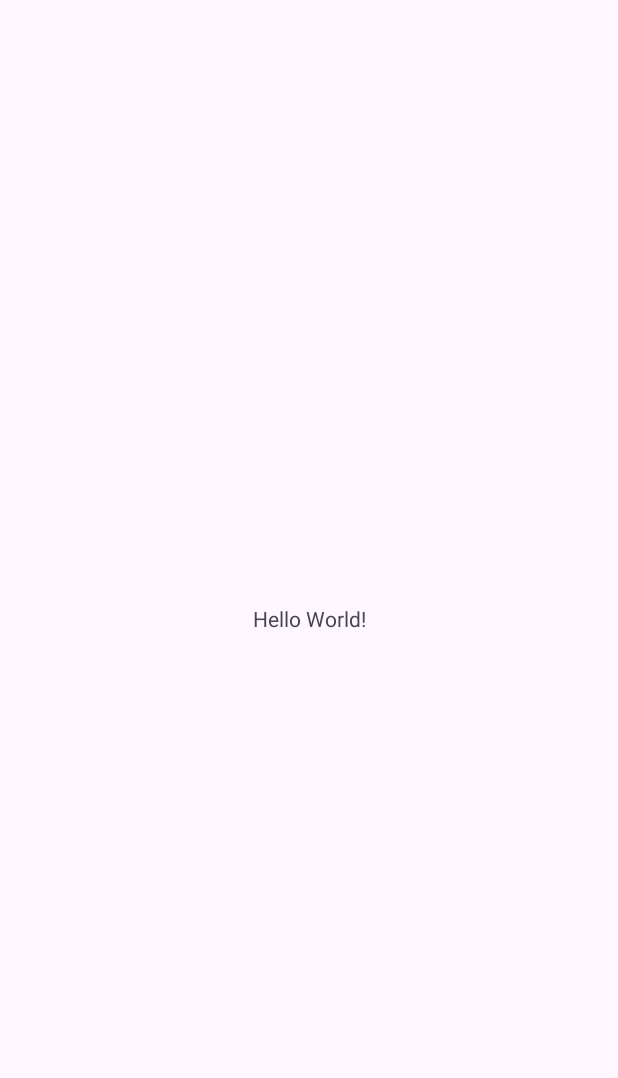
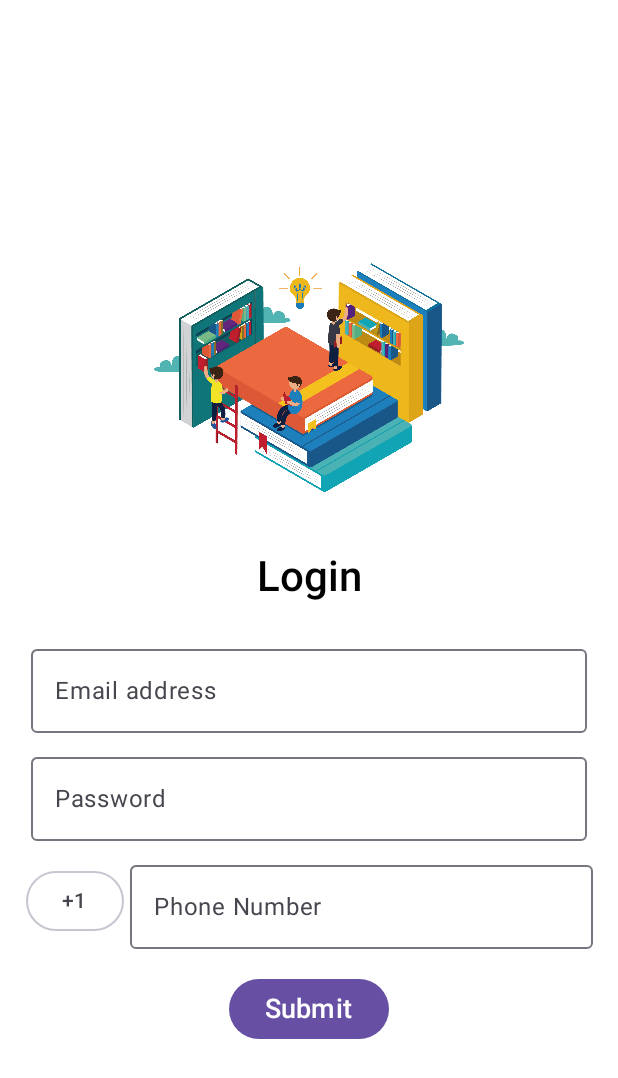
Before and after one commit to karanmotghare/AndroidBookShelf, an Android app built with Jetpack Compose: the screen it shows after launch (MainActivity before the commit, LoginActivity after it), on a phone screen of 412 x 824 dp. Before the commit the part shown is almost empty. Shown: the top 1078 px of the screen. Run offline under Robolectric (Android 15) with nearby library versions, the phone set to English and light mode, and no system bars.

Commit message:
Login UI

```diff
--- a/app/src/main/AndroidManifest.xml
+++ b/app/src/main/AndroidManifest.xml
@@ -13,11 +13,15 @@
         android:theme="@style/Theme.MyApplication"
         tools:targetApi="31">
         <activity
+            android:name=".loginpage.LoginActivity"
+            android:exported="false"
+            android:label="@string/title_activity_login"
+            android:theme="@style/Theme.MyApplication" />
+        <activity
             android:name=".MainActivity"
             android:exported="true">
             <intent-filter>
                 <action android:name="android.intent.action.MAIN" />
-
                 <category android:name="android.intent.category.LAUNCHER" />
             </intent-filter>
         </activity>
--- a/app/src/main/java/com/example/myapplication/MainActivity.kt
+++ b/app/src/main/java/com/example/myapplication/MainActivity.kt
@@ -1,20 +1,15 @@
 package com.example.myapplication
 
+import android.content.Intent
 import android.os.Bundle
-import androidx.activity.enableEdgeToEdge
 import androidx.appcompat.app.AppCompatActivity
-import androidx.core.view.ViewCompat
-import androidx.core.view.WindowInsetsCompat
+import com.example.myapplication.loginpage.LoginActivity
 
 class MainActivity : AppCompatActivity() {
     override fun onCreate(savedInstanceState: Bundle?) {
         super.onCreate(savedInstanceState)
-        enableEdgeToEdge()
-        setContentView(R.layout.activity_main)
-        ViewCompat.setOnApplyWindowInsetsListener(findViewById(R.id.main)) { v, insets ->
-            val systemBars = insets.getInsets(WindowInsetsCompat.Type.systemBars())
-            v.setPadding(systemBars.left, systemBars.top, systemBars.right, systemBars.bottom)
-            insets
-        }
+//        setContentView(R.layout.activity_main)
+        val intent = Intent(this, LoginActivity::class.java)
+        startActivity(intent)
     }
 }
--- /dev/null
+++ b/app/src/main/java/com/example/myapplication/loginpage/LoginActivity.kt
@@ -0,0 +1,16 @@
+package com.example.myapplication.loginpage
+
+import android.os.Bundle
+import androidx.activity.ComponentActivity
+import androidx.activity.compose.setContent
+import androidx.activity.enableEdgeToEdge
+
+class LoginActivity : ComponentActivity() {
+    override fun onCreate(savedInstanceState: Bundle?) {
+        super.onCreate(savedInstanceState)
+        enableEdgeToEdge()
+        setContent {
+            LoginScreen()
+        }
+    }
+}
--- /dev/null
+++ b/app/src/main/java/com/example/myapplication/loginpage/LoginScreen.kt
@@ -0,0 +1,175 @@
+package com.example.myapplication.loginpage
+
+import androidx.compose.foundation.Image
+import androidx.compose.foundation.background
+import androidx.compose.foundation.*
+import androidx.compose.foundation.layout.Arrangement
+import androidx.compose.foundation.layout.Box
+import androidx.compose.foundation.layout.Column
+import androidx.compose.foundation.layout.IntrinsicSize
+import androidx.compose.foundation.layout.Row
+import androidx.compose.foundation.layout.Spacer
+import androidx.compose.foundation.layout.fillMaxSize
+import androidx.compose.foundation.layout.fillMaxWidth
+import androidx.compose.foundation.layout.height
+import androidx.compose.foundation.layout.padding
+import androidx.compose.foundation.layout.size
+import androidx.compose.foundation.layout.*
+import androidx.compose.foundation.lazy.LazyColumn
+import androidx.compose.foundation.lazy.items
+import androidx.compose.foundation.text.KeyboardOptions
+import androidx.compose.material3.*
+import androidx.compose.material3.OutlinedButton
+import androidx.compose.material3.OutlinedTextField
+import androidx.compose.material3.Text
+import androidx.compose.runtime.Composable
+import androidx.compose.runtime.getValue
+import androidx.compose.runtime.mutableStateOf
+import androidx.compose.runtime.remember
+import androidx.compose.runtime.setValue
+import androidx.compose.ui.Alignment
+import androidx.compose.ui.Modifier
+import androidx.compose.ui.graphics.Color
+import androidx.compose.ui.res.painterResource
+import androidx.compose.ui.text.font.FontWeight
+import androidx.compose.ui.text.input.KeyboardType
+import androidx.compose.ui.text.input.TextFieldValue
+import androidx.compose.ui.tooling.preview.Preview
+import androidx.compose.ui.unit.dp
+import androidx.compose.ui.unit.sp
+import com.example.myapplication.R
+
+@Composable
+fun LoginScreen() {
+    var emailAddress by remember { mutableStateOf(TextFieldValue("")) }
+    var password by remember { mutableStateOf(TextFieldValue("")) }
+    Column(
+        modifier = Modifier
+            .fillMaxSize()
+            .background(color = Color.White),
+        verticalArrangement = Arrangement.Center,
+        horizontalAlignment = Alignment.CenterHorizontally
+    ) {
+        Image(painter = painterResource(id = R.drawable.login_image),
+            contentDescription = "login image",
+            modifier = Modifier.size(width = 240.dp, height = 240.dp)
+            )
+        Text(text = "Login",
+            fontSize = 28.sp,
+            fontWeight = FontWeight.SemiBold,
+            )
+
+        Spacer(modifier = Modifier.height(24.dp))
+
+        val commonModifier = Modifier
+            .fillMaxWidth(0.9f)
+
+        OutlinedTextField(
+            value = emailAddress,
+            onValueChange = {emailAddress = it},
+            modifier = commonModifier,
+            label = {
+                Text(text = "Email address")
+            }
+        )
+
+        Spacer(modifier = Modifier.height(8.dp))
+
+        OutlinedTextField(
+            value = password,
+            onValueChange = {password = it},
+            modifier = commonModifier,
+            label = {
+                Text(text = "Password")
+            }
+        )
+
+        Spacer(modifier = Modifier.height(8.dp))
+
+        phone(commonModifier)
+
+        Spacer(modifier = Modifier.height(16.dp))
+
+        Button(onClick = {}) {
+            Text("Submit",
+                fontSize = 18.sp
+                )
+        }
+
+    }
+}
+
+@Composable
+fun phone(commonModifier: Modifier) {
+    var phoneNumber by remember { mutableStateOf(TextFieldValue("")) }
+    var selectedCountryCode by remember { mutableStateOf("+1") }
+    val countryCodes = listOf("+1", "+44", "+91", "+81", "+49", "+44", "+91", "+81", "+49", "+44", "+91", "+81", "+49")
+
+    Row(
+        horizontalArrangement = Arrangement.Center,
+        verticalAlignment = Alignment.CenterVertically
+    ) {
+        CountryCodeDropdown(
+            selectedCountryCode = selectedCountryCode,
+            onCountryCodeSelected = { selectedCountryCode = it },
+            countryCodes = countryCodes
+        )
+        Spacer(modifier = Modifier.width(4.dp))
+        OutlinedTextField(
+            value = phoneNumber,
+            onValueChange = { phoneNumber = it },
+            label = { Text("Phone Number") },
+            keyboardOptions = KeyboardOptions(keyboardType = KeyboardType.Phone),
+            modifier = commonModifier,
+        )
+    }
+}
+
+@Composable
+fun CountryCodeDropdown(
+    selectedCountryCode: String,
+    onCountryCodeSelected: (String) -> Unit,
+    countryCodes: List<String>,
+    modifier: Modifier = Modifier
+) {
+    var expanded by remember { mutableStateOf(false) }
+
+    Box(modifier = modifier) {
+        OutlinedButton(onClick = { expanded = !expanded }) {
+            Text(text = selectedCountryCode)
+        }
+
+        if (expanded) {
+            Card(
+                shape = MaterialTheme.shapes.medium,
+                elevation = CardDefaults.cardElevation(defaultElevation = 4.dp),
+                modifier = Modifier
+                    .width(100.dp) // Set a fixed width for the dropdown
+                    .padding(top = 4.dp) // Add padding to separate from the button
+            ) {
+                LazyColumn(
+                    modifier = Modifier.heightIn(max = 180.dp) // Set a maximum height
+                ) {
+                    items(countryCodes) { code ->
+                        Text(
+                            text = code,
+                            modifier = Modifier
+                                .fillMaxWidth()
+                                .clickable {
+                                    onCountryCodeSelected(code)
+                                    expanded = false
+                                }
+                                .padding(8.dp)
+                        )
+                    }
+                }
+            }
+        }
+    }
+}
+
+@Preview
+@Composable
+fun PreviewLoginScreen(){
+    LoginScreen()
+}
--- /dev/null
+++ b/app/src/main/java/com/example/myapplication/loginpage/viewmodels/AuthViewModel.kt
@@ -0,0 +1,4 @@
+package com.example.myapplication.loginpage.viewmodels
+
+class AuthViewModel {
+}
--- a/app/src/main/res/values/strings.xml
+++ b/app/src/main/res/values/strings.xml
@@ -1,3 +1,4 @@
 <resources>
     <string name="app_name">My Application</string>
+    <string name="title_activity_login">LoginActivity</string>
 </resources>
--- a/build.gradle.kts
+++ b/build.gradle.kts
@@ -2,4 +2,5 @@
 plugins {
     alias(libs.plugins.android.application) apply false
     alias(libs.plugins.kotlin.android) apply false
+    alias(libs.plugins.google.gms.google.services) apply false
 }
```
Also changed, not shown: app/build.gradle.kts (+31 -0 lines), app/src/main/java/com/example/myapplication/loginpage/ui/theme/Color.kt (added, +11 -0 lines), app/src/main/java/com/example/myapplication/loginpage/ui/theme/Theme.kt (added, +58 -0 lines), app/src/main/java/com/example/myapplication/loginpage/ui/theme/Type.kt (added, +34 -0 lines), gradle/libs.versions.toml (+17 -0 lines), app/src/main/res/drawable/login_image.png (added).
